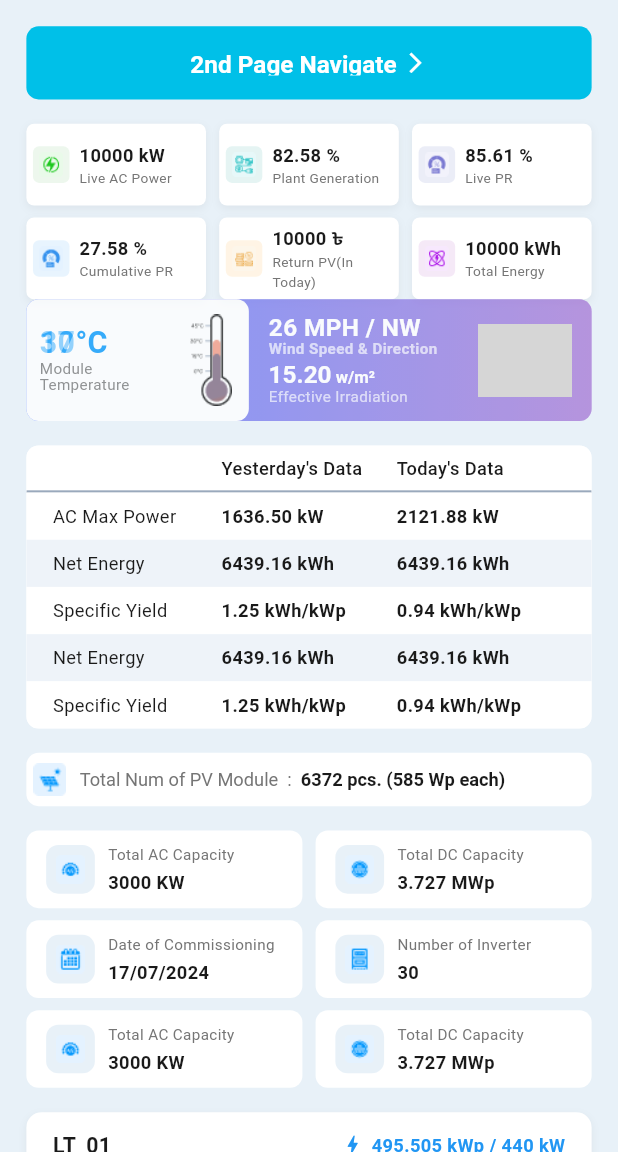
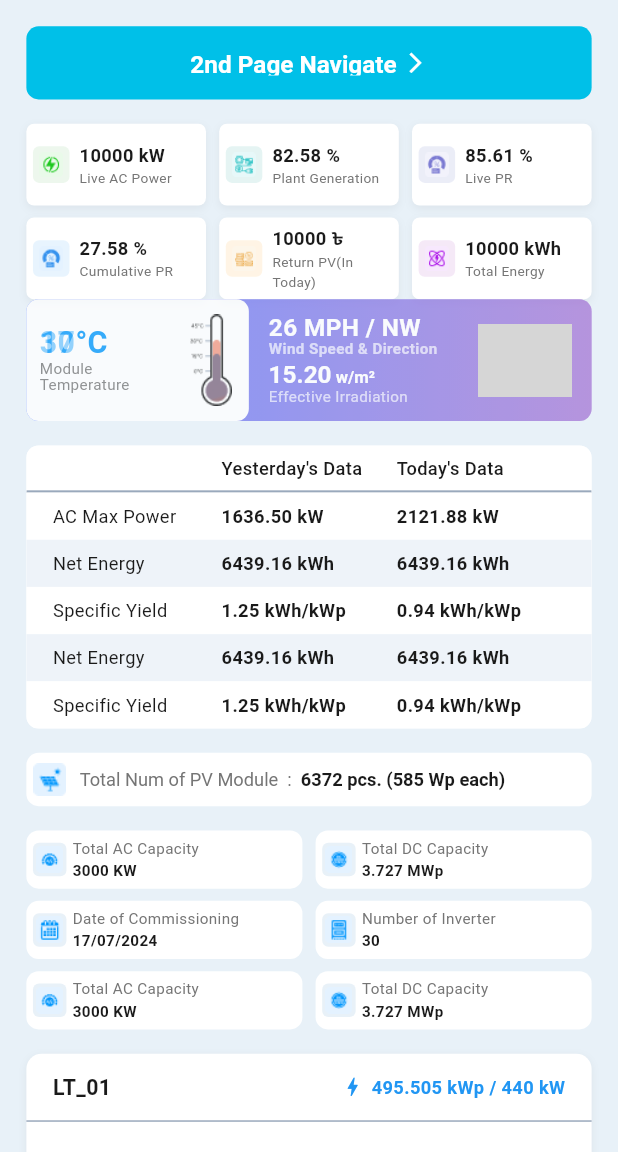
Before and after one commit to azizur-rahaman/scube-flutter-assignment, a Flutter app: the MonitoringPage screen opened by its route, after a tap on "2nd Page Navigate", on a phone screen of 412 x 824 dp, the part 84-1236 px from its top. Run offline on Flutter 3.47's test engine with Material 3 defaults, Android fonts, the phone set to English and light mode, and no system bars; our stand-ins replace dartz, equatable, flutter_bloc, flutter_screenutil, get_it, go_router and 2 more; project files that could hold a hidden picture were left out; grey boxes are pictures that could not be loaded.

Commit message:
fix(monitoring): resolve InfoTile overflow by removing fixed height and adjusting padding

```diff
--- a/lib/core/constants/app_sizes.dart
+++ b/lib/core/constants/app_sizes.dart
@@ -29,10 +29,14 @@ class AppSizes {
   static double s8 = 8.h;
   static double s12 = 12.h;
   static double s16 = 16.h;
+  static double s22 = 22.h;
   static double s24 = 24.h;
   static double s30 = 30.w;
   static double s31 = 31.h;
   static double s32 = 32.h;
+  static double s34 = 34.h;
+  static double s36 = 36.h;
+  static double s38 = 38.h;
   static double s40 = 40.h;
   static double s48 = 48.h;
   static double s57 = 57.w;
--- a/lib/features/monitoring/presentation/widgets/info_tile.dart
+++ b/lib/features/monitoring/presentation/widgets/info_tile.dart
@@ -17,10 +17,7 @@ class InfoTile extends StatelessWidget {
   @override
   Widget build(BuildContext context) {
     return Container(
-      padding: EdgeInsets.symmetric(
-        horizontal: AppSizes.p12,
-        vertical: AppSizes.p8,
-      ),
+      padding: EdgeInsets.all(AppSizes.p4),
       decoration: BoxDecoration(
         color: AppColors.surface,
         borderRadius: BorderRadius.circular(AppSizes.r8),
@@ -28,16 +25,16 @@ class InfoTile extends StatelessWidget {
       child: Row(
         children: [
           Container(
-            width: AppSizes.s32,
-            height: AppSizes.s32,
+            width: AppSizes.s22,
+            height: AppSizes.s22,
             decoration: BoxDecoration(
               color: AppColors.lightBlueBg,
-              borderRadius: BorderRadius.circular(AppSizes.r8),
+              borderRadius: BorderRadius.circular(AppSizes.r4),
             ),
-            padding: EdgeInsets.all(AppSizes.p6),
-            child: Image.asset(iconPath, fit: BoxFit.contain),
+            padding: EdgeInsets.all(AppSizes.p2),
+            child: Image.asset(iconPath, fit: BoxFit.cover),
           ),
-          SizedBox(width: AppSizes.p8),
+          SizedBox(width: AppSizes.s4),
           Expanded(
             child: Column(
               crossAxisAlignment: CrossAxisAlignment.start,
@@ -52,15 +49,13 @@ class InfoTile extends StatelessWidget {
                   maxLines: 1,
                   overflow: TextOverflow.ellipsis,
                 ),
-                SizedBox(height: AppSizes.p2),
                 Text(
                   value,
                   style: TextStyle(
-                    fontSize: AppSizes.font12,
+                    fontSize: AppSizes.font10,
                     fontWeight: FontWeight.bold,
                     color: AppColors.textPrimary,
                   ),
-                  maxLines: 1,
                   overflow: TextOverflow.ellipsis,
                 ),
               ],
```
